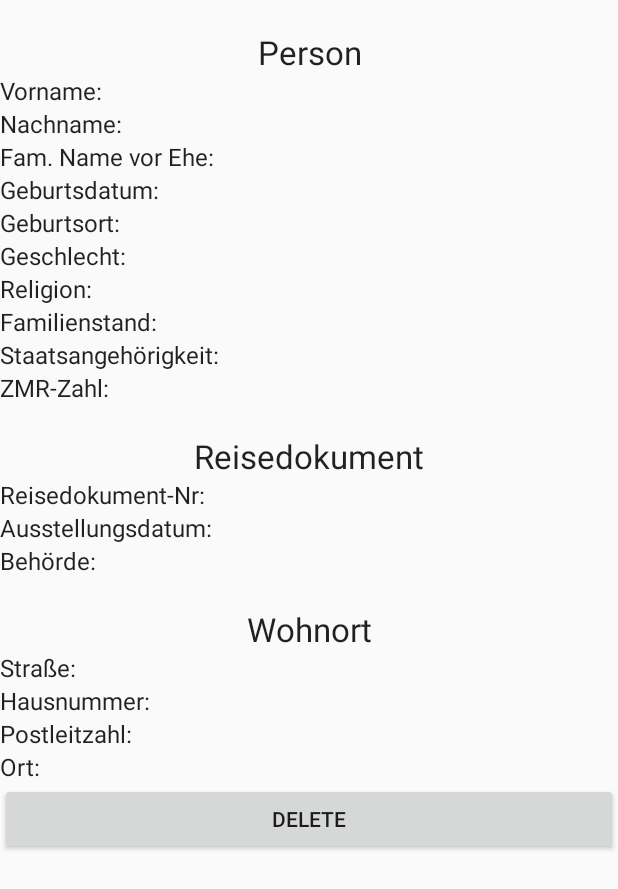
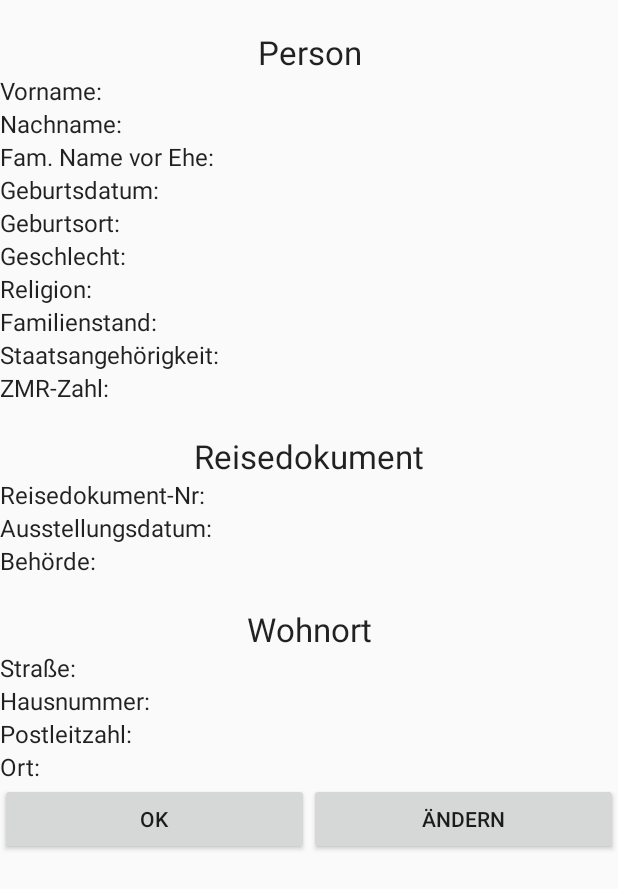
Before and after one commit to SKogelnik/resifo-android, an Android app: the DetailsActivity screen opened directly, with no data from a screen before it, on a phone screen of 412 x 824 dp. Shown: the top 889 px of the screen. Run offline under Robolectric (Android 15) with nearby library versions, the phone set to English and light mode, and no system bars; 18 statements that could not run were skipped.

Commit message:
main summary

```diff
--- a/Resifo/app/src/main/java/at/fh/swengb/resifo/DetailsActivity.java
+++ b/Resifo/app/src/main/java/at/fh/swengb/resifo/DetailsActivity.java
@@ -45,10 +45,12 @@ public class DetailsActivity extends Activity {
         super.onCreate(savedInstanceState);
         setContentView(R.layout.details);
 
-        Button btnOk = (Button)findViewById(R.id.btnDelete);
-        Button btnDel = (Button)findViewById(R.id.btnOk);
+        Button btnChange = (Button)findViewById(R.id.btnChange);
+        Button btnOk = (Button)findViewById(R.id.btnOk);
+        Button btnDel = (Button)findViewById(R.id.btnDelete);
         btnDel.setVisibility(View.GONE);
         btnOk.setVisibility(View.VISIBLE);
+        btnChange.setVisibility(View.VISIBLE);
 
         tvVorname = (TextView)findViewById(R.id.tvDetailsVorName);
         tvNachname = (TextView)findViewById(R.id.tvDetailsNachname);
@@ -103,4 +105,14 @@ public class DetailsActivity extends Activity {
         startActivity(intent);
     }
 
+    public void onChangeForm (View view)
+    {
+        Intent intent = new Intent(this, InputOneActivity.class);
+        Bundle bundle = new Bundle();
+        bundle.putSerializable("Person", pers);
+        intent.putExtras(bundle);
+        startActivity(intent);
+    }
+
+
 }
--- a/Resifo/app/src/main/java/at/fh/swengb/resifo/MainActivity.java
+++ b/Resifo/app/src/main/java/at/fh/swengb/resifo/MainActivity.java
@@ -30,6 +30,7 @@ public class MainActivity extends AppCompatActivity {
         this.startActivity(myIntent);
     }
 
+
     public void onShowFormulars(View view) {
         Intent intent = new Intent(this, FormularsActivity.class);
 
--- a/Resifo/app/src/main/res/layout/details.xml
+++ b/Resifo/app/src/main/res/layout/details.xml
@@ -450,6 +450,14 @@
             android:onClick="onSaveForm" />
 
         <Button
+            android:text="Ändern"
+            android:layout_width="match_parent"
+            android:layout_height="wrap_content"
+            android:id="@+id/btnChange"
+            android:layout_weight="1"
+            android:onClick="onChangeForm" />
+
+        <Button
             android:text="delete"
             android:layout_width="match_parent"
             android:layout_height="wrap_content"
```
Also changed, not shown: Resifo/app/src/main/java/at/fh/swengb/resifo/SummaryActivity.java (+6 -4 lines), Resifo/app/src/main/res/mipmap-hdpi/ic_launcher1.png, 1 other file.
